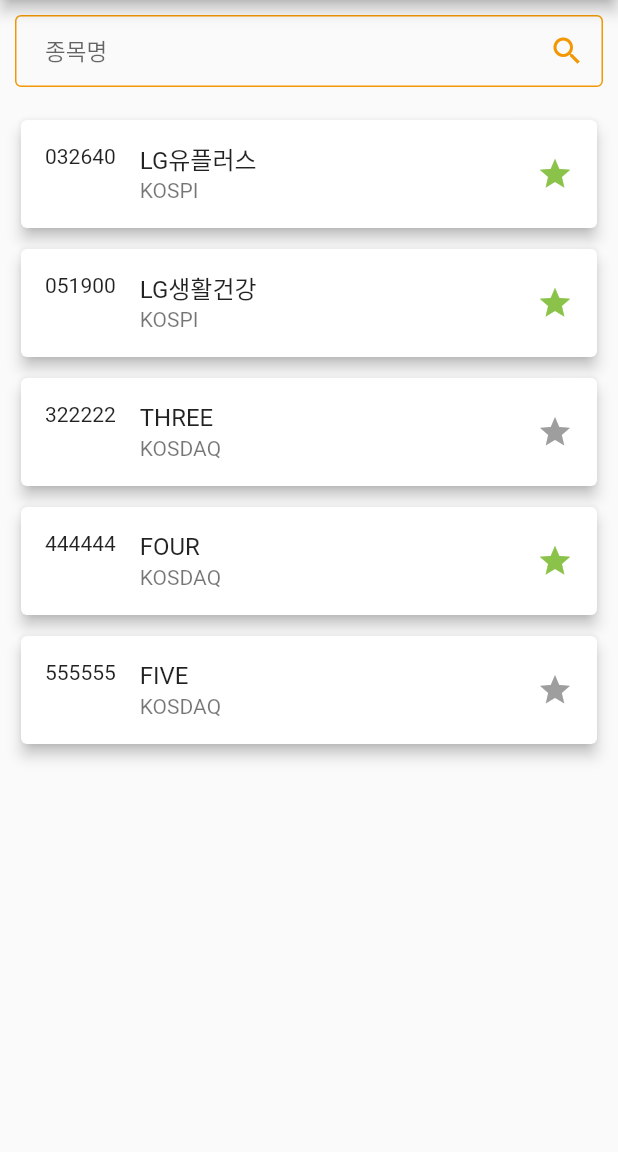
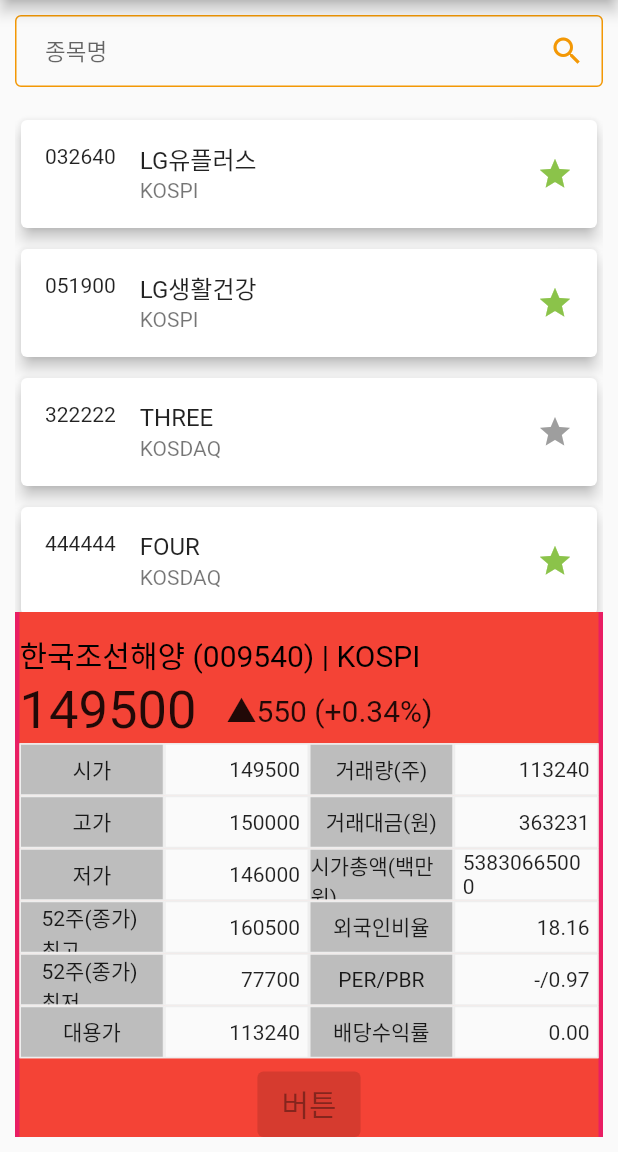
Before and after one commit to devballet/stock, a Flutter app: the SearchStockMain screen opened by its route, on a phone screen of 412 x 824 dp, the part 84-1236 px from its top. Run offline on Flutter 3.47's test engine with Material 2 defaults, Android fonts, the phone set to English and light mode, and no system bars; our stand-ins replace flutter_slidable, google_fonts.

Commit message:
상세정보 팝업 추가

```diff
--- a/lib/page/SearchStockMain.dart
+++ b/lib/page/SearchStockMain.dart
@@ -1,8 +1,13 @@
+//2021.05.xx
+//박해나 작성
+//종목검색 화면
 import 'package:flutter/material.dart';
 import 'package:flutter/services.dart';
+import 'package:stock/core/coreLibrary.dart';
 import 'package:stock/model/ManuDTO.dart';
 import 'package:stock/model/StockDTO.dart';
 import 'package:stock/model/StockModel.dart' show StockModel;
+import 'package:stock/page/StockInfoPopup.dart';
 
 class SearchStockMain extends StatefulWidget {
   @override
@@ -82,6 +87,7 @@ class _SearchStockMainState extends State<SearchStockMain> {
               height: 15,
             ),
             Expanded(
+              flex: 1,
               child: filter.length > 0
                   ? ListView.builder(
                       itemCount: filter.length,
@@ -103,7 +109,6 @@ class _SearchStockMainState extends State<SearchStockMain> {
                               filter[index].isfavorite =
                                   !filter[index].isfavorite;
                               StockModel.saveFavorite();
-                                setState(() {});
                             },
                             child: Icon(
                               Icons.star,
@@ -111,10 +116,25 @@ class _SearchStockMainState extends State<SearchStockMain> {
                                   ? Colors.lightGreen
                                   : Colors.grey,
                             ),
-                            )),
+                          ),
+                          onTap: () {
+                            showDialog(
+                                context: context,
+                                builder: (BuildContext context) {
+                                  return Container(
+                                    height: 300,
+                                    child: StockInfo(),
+                                  );
+                                });
+                          },
+                        ),
                       ),
                     )
                   : Text("No Result"),
+            ),
+            Visibility(
+              visible: true,
+              child: StockInfo(),
             )
           ],
         ),
--- a/lib/page/StockInfoPopup.dart
+++ b/lib/page/StockInfoPopup.dart
@@ -10,12 +10,18 @@ class StockInfo extends StatelessWidget {
   StockInfoDTO data = dummyCreate();
   @override
   Widget build(BuildContext context) {
-    return Material(
+    return Center(
+      child: Container(
+        color: Colors.pink,
+        height: 350,
+        // type: MaterialType.transparency,
         child: Padding(
           padding: const EdgeInsets.symmetric(
             horizontal: 3,
           ),
           child: Container(
+            color: Colors.red,
+            height: 100,
             child: Column(
               children: [
                 Expanded(
@@ -68,9 +74,13 @@ class StockInfo extends StatelessWidget {
                                 value: data.tddOpnprc,
                                 isNumber: true),
                             DetailInfoItem(
-                              name: '고가', value: data.tddHgprc, isNumber: true),
+                                name: '고가',
+                                value: data.tddHgprc,
+                                isNumber: true),
                             DetailInfoItem(
-                              name: '저가', value: data.tddLwprc, isNumber: true),
+                                name: '저가',
+                                value: data.tddLwprc,
+                                isNumber: true),
                             DetailInfoItem(
                                 name: '52주(종가)\r\n최고',
                                 value: data.wk52HgstPrc,
@@ -109,7 +119,9 @@ class StockInfo extends StatelessWidget {
                                 value: data.perPbr,
                                 isNumber: true),
                             DetailInfoItem(
-                              name: '배당수익률', value: data.divYd, isNumber: true),
+                                name: '배당수익률',
+                                value: data.divYd,
+                                isNumber: true),
                           ],
                         ),
                       ),
@@ -117,10 +129,22 @@ class StockInfo extends StatelessWidget {
                   ),
                 ),
                 Expanded(
-                flex: 4,
-                child: Container(),
+                  flex: 1,
+                  child: ElevatedButton(
+                    style: ElevatedButton.styleFrom(
+                      textStyle: TextStyle(fontSize: 20),
+                      primary: Colors.yellow,
                     ),
+                    onPressed: null,
+                    child: Text("버튼"),
+                  ),
+                ),
+                // Expanded(
+                //   flex: 4,
+                //   child: Container(),
+                // ),
               ],
+            ),
           ),
         ),
       ),
```
Lines whose indentation alone changed are shown as unchanged.
